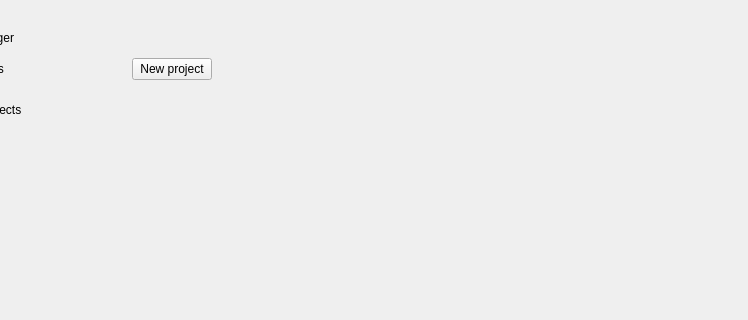
First picture: the form in arches_lintels/ui/ui_mainwindow.ui, repository k-int/arches-lintels, before the edit; both pictures show x 252 to 1000 and y 0 to 320 of the 1000 by 600 pixel window.
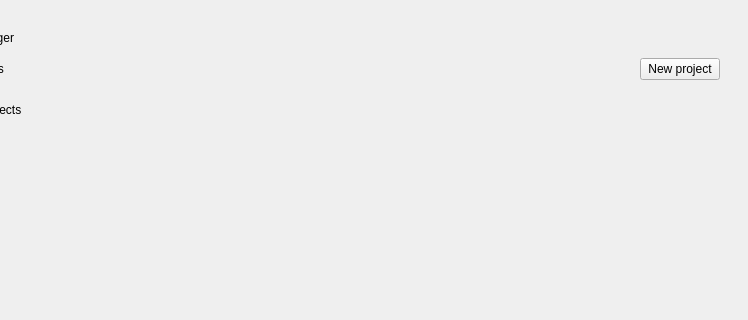
Second picture: the form after the edit.

Commit message: Move new proj button and add info button

Patch:
```diff
--- a/arches_lintels/ui/ui_mainwindow.ui
+++ b/arches_lintels/ui/ui_mainwindow.ui
@@ -631,13 +631,6 @@
                       </property>
                      </widget>
                     </item>
-                    <item>
-                     <widget class="QPushButton" name="createArchesProjectButton">
-                      <property name="text">
-                       <string>New project</string>
-                      </property>
-                     </widget>
-                    </item>
                     <item>
                      <spacer name="horizontalSpacer_6">
                       <property name="orientation">
@@ -651,6 +644,13 @@
                       </property>
                      </spacer>
                     </item>
+                    <item>
+                     <widget class="QPushButton" name="createArchesProjectButton">
+                      <property name="text">
+                       <string>New project</string>
+                      </property>
+                     </widget>
+                    </item>
                    </layout>
                   </item>
                  </layout>
```
The commit also changes 4 other files.
